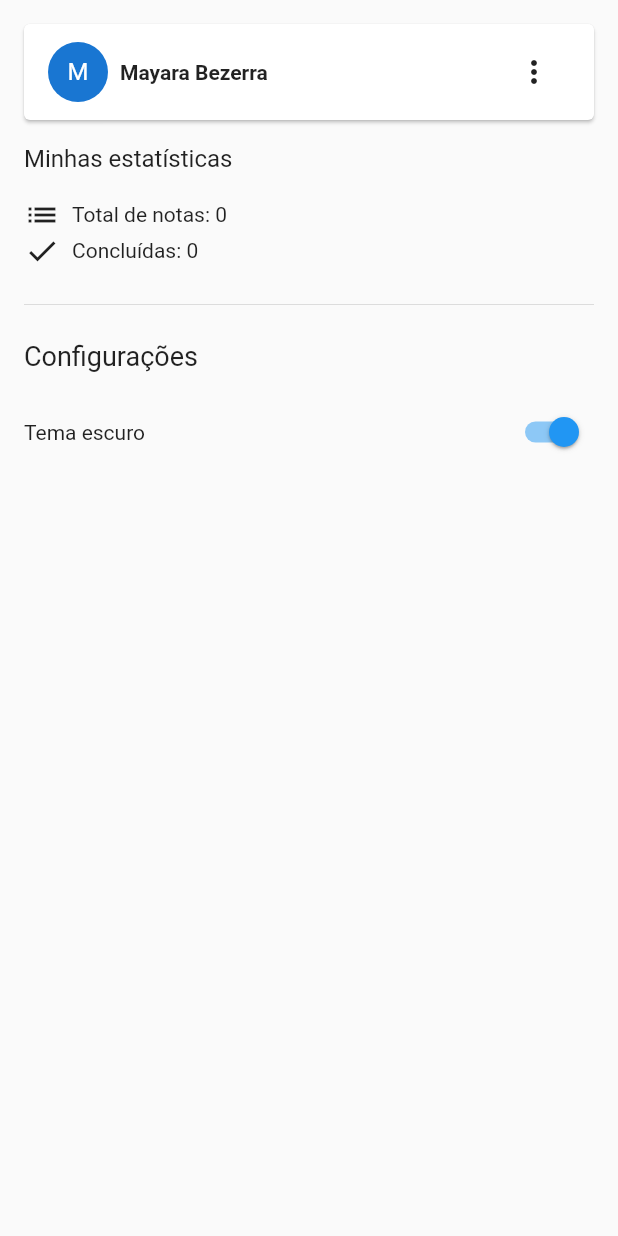
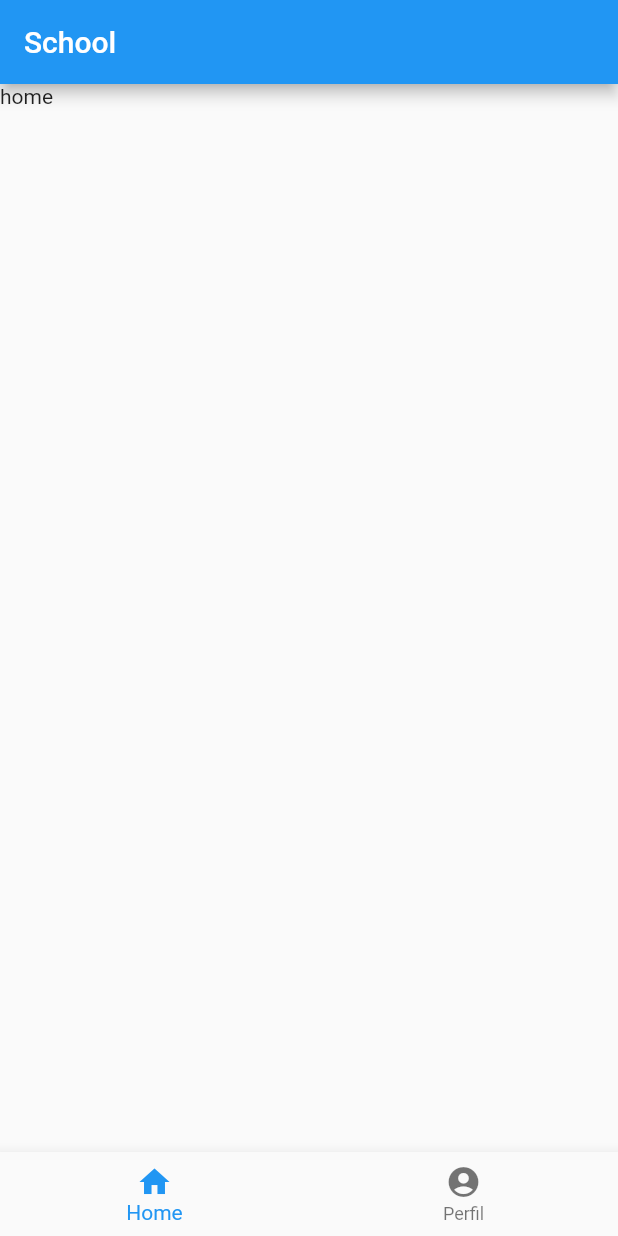
Before and after one commit to mayarabezerra/school-flutter, a Flutter app: the screen it shows after launch, on a phone screen of 412 x 824 dp. Run offline on Flutter 3.47's test engine with Material 2 defaults, Android fonts, the phone set to English and light mode, and no system bars.

Commit message:
aula 002

```diff
--- a/lib/app_widget.dart
+++ b/lib/app_widget.dart
@@ -1,68 +1,14 @@
 import 'package:flutter/material.dart';
+import 'package:school/pages/home/home_page.dart';
 
 class MyApp extends StatelessWidget {
   const MyApp({super.key});
 
   @override
   Widget build(BuildContext context) {
-    return MaterialApp(
+    return const MaterialApp(
       title: 'School',
-      home: Scaffold(
-        body: Container(
-          padding: const EdgeInsets.all(16),
-          child: Column( //formato de coluna
-              crossAxisAlignment: CrossAxisAlignment.start, //alinhar container no inicio
-              children: [
-                Card(
-                  margin: const EdgeInsets.all(0),
-                  child: Padding(
-                    padding: EdgeInsets.symmetric(horizontal: 16, vertical: 8), //padding dentro do card
-                    child: Row(children: [
-                      const CircleAvatar(child: Text('M')),
-                      const SizedBox(width: 8), //espaço parecido com Space-between
-                      const Text('Mayara Bezerra', style:TextStyle(fontWeight: FontWeight.bold)),
-                      const Spacer(),
-                      IconButton(icon: const Icon(Icons.more_vert),
-                        onPressed: () {},
-                      )
-                    ]),
-                  ),
-                ),
-                const SizedBox(height: 16),
-                const Text(
-                  'Minhas estatísticas',
-                  style: TextStyle(fontSize: 16)
-                ),
-                const SizedBox(height: 16),
-                const Row(children: [
-                  Icon(Icons.list),
-                  SizedBox(width: 8),
-                  Text('Total de notas:'),
-                  Text(' 0')
-                ],
-                ),
-                const Row(children: [
-                  Icon(Icons.check),
-                  SizedBox(width: 8),
-                  Text('Concluídas:'),
-                  Text(' 0')
-                ],
-                ),
-                const SizedBox(height: 16), //espaço
-                const Divider(), //divisor
-                const SizedBox(height: 16),
-                const Text('Configurações',
-                style: TextStyle(fontSize: 18),
-                ),
-                const SizedBox(height: 16),
-                Row(children: [
-                  const Text('Tema escuro'),
-                  const Spacer(),
-                  Switch(value: true, onChanged: (val) {})
-                ],)
-              ]),
-        ),
-      ),
+      home: HomePage(),
     );
   }
 }
--- /dev/null
+++ b/lib/pages/home/home_page.dart
@@ -0,0 +1,27 @@
+import 'package:flutter/material.dart';
+
+class HomePage extends StatelessWidget {
+  const HomePage({super.key});
+
+  @override
+  Widget build(BuildContext context) {
+    final List<BottomNavigationBarItem> _abas = [
+      const BottomNavigationBarItem(icon: Icon(Icons.home), label: 'Home'),
+      const BottomNavigationBarItem(icon: Icon(Icons.account_circle), label: 'Perfil'),
+    ];
+
+    final List<Widget> _conteudos = [
+      const Text('home'),
+      const Text('perfil'),
+    ];
+
+    return Scaffold(
+      appBar: AppBar(title: const Text('School')),
+      body: _conteudos.elementAt(0),
+      bottomNavigationBar: BottomNavigationBar(
+        currentIndex: 0,
+        items: _abas,
+      ),
+    );
+  }
+}
```
Also changed, not shown: lib/components/icon_button_component.dart (added, +26 -0 lines), lib/components/spacer_component.dart (added, +24 -0 lines), lib/pages/home/abas/perfil_tab.dart (added, +72 -0 lines).
